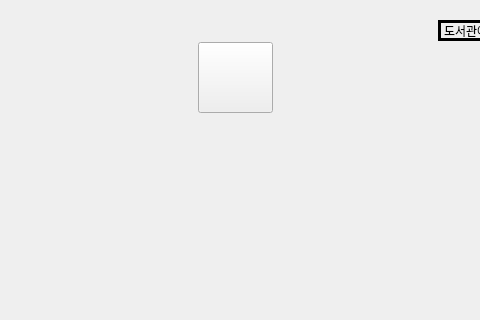
Above: SSG_BS/mission/library.ui from hyeji1221/Sangmyung_Simulation_Game before the change; both pictures show x 142 to 622 and y 0 to 320 of the 804 by 599 pixel window. Below: the same form after it.
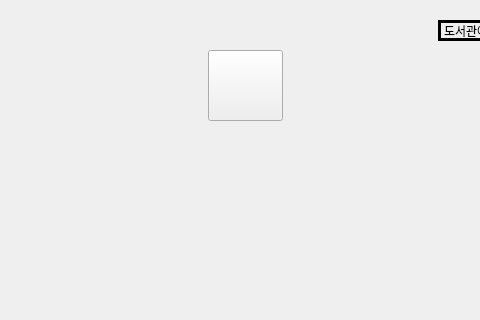
That is the form after the change.

```diff
--- a/SSG_BS/mission/library.ui
+++ b/SSG_BS/mission/library.ui
@@ -162,11 +162,24 @@
      <string>도서관에 가서 프린터기를 찾으세요</string>
     </property>
    </widget>
+   <widget class="QLabel" name="imageLabel">
+    <property name="geometry">
+     <rect>
+      <x>90</x>
+      <y>60</y>
+      <width>651</width>
+      <height>311</height>
+     </rect>
+    </property>
+    <property name="text">
+     <string/>
+    </property>
+   </widget>
    <widget class="QPushButton" name="front">
     <property name="geometry">
      <rect>
-      <x>340</x>
-      <y>42</y>
+      <x>350</x>
+      <y>50</y>
       <width>75</width>
       <height>71</height>
      </rect>
```
